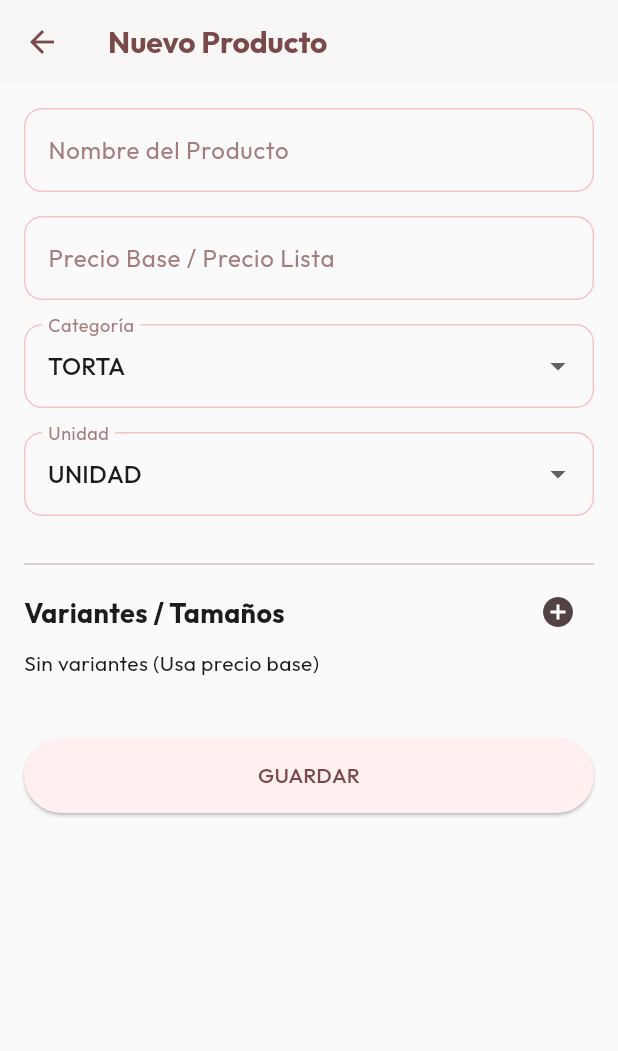
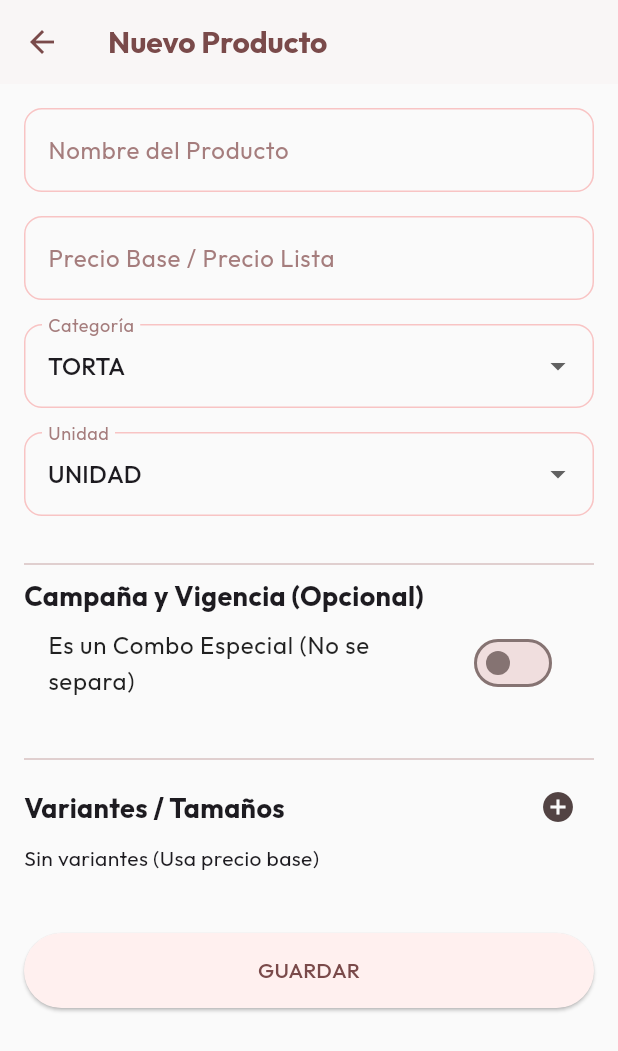
Before and after one commit to GustavoGines/180-flutter, a Flutter app: the AdminCatalogPage screen opened by its route, after a tap on "Nuevo Item", on a phone screen of 412 x 824 dp. Shown: the top 1051 px of the screen. Run offline on Flutter 3.47's test engine with Material 3 defaults, Android fonts, the light colour scheme and no system bars; our stand-ins replace cached_network_image, dio, firebase_core, firebase_messaging, fl_chart, flutter_contacts and 26 more; missing offline and left inert: firebase_app_distribution_platform_interface, record; accounts and stored records are empty; network calls fail.

Commit message:
feat: implementar motor de campanias y combos especiales - Agregar campos is_combo, campaign_name, available_from, available_until a la tabla products - Filtrar catalogo por vigencia de fechas en CatalogController (publico), AiBrainService y parseOrderArguments - Badge visual en AddBoxDialog para combos de campania activos - Formulario de producto con seccion de campania y vigencia - fix: eliminar import no usado de theme_provider en home_page

```diff
--- a/lib/core/models/catalog.dart
+++ b/lib/core/models/catalog.dart
@@ -48,6 +48,10 @@ class Product {
   final bool allowHalfDozen;
   final double? halfDozenPrice;
   final double multiplierAdjustmentPerKg;
+  final bool isCombo;
+  final String? campaignName;
+  final DateTime? availableFrom;
+  final DateTime? availableUntil;
   final List<ProductVariant> variants;
   final Map<ProductUnit, double>? pricesBySize; // Computed from variants
 
@@ -61,6 +65,10 @@ class Product {
     required this.allowHalfDozen,
     this.halfDozenPrice,
     required this.multiplierAdjustmentPerKg,
+    this.isCombo = false,
+    this.campaignName,
+    this.availableFrom,
+    this.availableUntil,
     required this.variants,
     this.pricesBySize,
   });
@@ -127,6 +135,10 @@ class Product {
       multiplierAdjustmentPerKg:
           double.tryParse(json['multiplier_adjustment_per_kg'].toString()) ??
               0.0,
+      isCombo: json['is_combo'] == true || json['is_combo'] == 1,
+      campaignName: json['campaign_name'],
+      availableFrom: json['available_from'] != null ? DateTime.tryParse(json['available_from']) : null,
+      availableUntil: json['available_until'] != null ? DateTime.tryParse(json['available_until']) : null,
       variants: variantsList,
       pricesBySize: pricesMap,
     );
--- a/lib/feature/orders/admin/product_form_page.dart
+++ b/lib/feature/orders/admin/product_form_page.dart
@@ -27,6 +27,12 @@ class _ProductFormPageState extends ConsumerState<ProductFormPage> {
   // Variants
   List<ProductVariant> _variants = [];
 
+  // Campaign & Combos
+  bool _isCombo = false;
+  late TextEditingController _campaignNameController;
+  DateTime? _availableFrom;
+  DateTime? _availableUntil;
+
   @override
   void initState() {
     super.initState();
@@ -36,12 +42,16 @@ class _ProductFormPageState extends ConsumerState<ProductFormPage> {
     _priceController = TextEditingController(
       text: p?.basePrice.toStringAsFixed(0) ?? '',
     );
+    _campaignNameController = TextEditingController(text: p?.campaignName ?? '');
 
     if (p != null) {
       _selectedCategory = p.category;
       _selectedUnit = p.unit; // FIXED: p.unit, not unitType
       _allowHalfDozen = p.allowHalfDozen;
       _variants = List.from(p.variants);
+      _isCombo = p.isCombo;
+      _availableFrom = p.availableFrom;
+      _availableUntil = p.availableUntil;
     }
   }
 
@@ -50,6 +60,7 @@ class _ProductFormPageState extends ConsumerState<ProductFormPage> {
     _nameController.dispose();
     _descriptionController.dispose();
     _priceController.dispose();
+    _campaignNameController.dispose();
     super.dispose();
   }
 
@@ -67,6 +78,10 @@ class _ProductFormPageState extends ConsumerState<ProductFormPage> {
       'category': _selectedCategory.name, // Enum to string
       'unit_type': _selectedUnit.name,
       'allow_half_dozen': _allowHalfDozen,
+      'is_combo': _isCombo,
+      'campaign_name': _campaignNameController.text.trim().isEmpty ? null : _campaignNameController.text.trim(),
+      'available_from': _availableFrom?.toIso8601String().split('T').first,
+      'available_until': _availableUntil?.toIso8601String().split('T').first,
       // Map variants to JSON
       'variants': _variants
           .map(
@@ -186,6 +201,84 @@ class _ProductFormPageState extends ConsumerState<ProductFormPage> {
               ),
             const SizedBox(height: 24),
             const Divider(),
+            const Text(
+              'Campaña y Vigencia (Opcional)',
+              style: TextStyle(fontSize: 18, fontWeight: FontWeight.bold),
+            ),
+            SwitchListTile(
+              title: const Text('Es un Combo Especial (No se separa)'),
+              value: _isCombo,
+              onChanged: (v) => setState(() {
+                _isCombo = v;
+                // Al desactivar, limpiar todos los campos de campaña
+                if (!v) {
+                  _campaignNameController.clear();
+                  _availableFrom = null;
+                  _availableUntil = null;
+                }
+              }),
+            ),
+            if (_isCombo) ...[
+              TextFormField(
+                controller: _campaignNameController,
+                decoration: const InputDecoration(
+                  labelText: 'Nombre de Campaña (Ej: Día del Padre 2026)',
+                  border: OutlineInputBorder(),
+                ),
+              ),
+              const SizedBox(height: 16),
+              Row(
+                children: [
+                  Expanded(
+                    child: ListTile(
+                      title: const Text('Disponible Desde'),
+                      subtitle: Text(_availableFrom?.toIso8601String().split('T').first ?? 'No definido'),
+                      trailing: const Icon(Icons.calendar_today),
+                      onTap: () async {
+                        final d = await showDatePicker(
+                          context: context,
+                          initialDate: _availableFrom ?? DateTime.now(),
+                          firstDate: DateTime(2020),
+                          lastDate: DateTime(2030),
+                        );
+                        if (d != null) setState(() => _availableFrom = d);
+                      },
+                    ),
+                  ),
+                  Expanded(
+                    child: ListTile(
+                      title: const Text('Disponible Hasta'),
+                      subtitle: Text(_availableUntil?.toIso8601String().split('T').first ?? 'No definido'),
+                      trailing: const Icon(Icons.calendar_today),
+                      onTap: () async {
+                        final d = await showDatePicker(
+                          context: context,
+                          initialDate: _availableUntil ?? DateTime.now(),
+                          firstDate: DateTime(2020),
+                          lastDate: DateTime(2030),
+                        );
+                        if (d != null) setState(() => _availableUntil = d);
+                      },
+                    ),
+                  ),
+                ],
+              ),
+              Row(
+                mainAxisAlignment: MainAxisAlignment.end,
+                children: [
+                  TextButton(
+                    onPressed: () => setState(() {
+                      _campaignNameController.clear();
+                      _availableFrom = null;
+                      _availableUntil = null;
+                    }),
+                    child: const Text('Limpiar Todo', style: TextStyle(color: Colors.red)),
+                  )
+                ],
+              ),
+            ],
+            const SizedBox(height: 24),
+            const Divider(),
             Row(
               mainAxisAlignment: MainAxisAlignment.spaceBetween,
               children: [
--- a/lib/feature/orders/home_page.dart
+++ b/lib/feature/orders/home_page.dart
@@ -11,8 +11,6 @@ import 'dart:io' show Platform;
 import 'dart:ui' as ui;
 import 'package:flutter_riverpod/flutter_riverpod.dart';
 
-// Importamos tu AppThemeMode y themeModeProvider
-import 'package:pasteleria_180_flutter/core/theme/theme_provider.dart';
 import 'package:riverpod/riverpod.dart' as rp;
 import 'package:go_router/go_router.dart';
 import 'package:intl/intl.dart';
```
Also changed, not shown: lib/feature/orders/new_order/widgets/dialogs/add_box_dialog.dart (+27 -1 lines).
